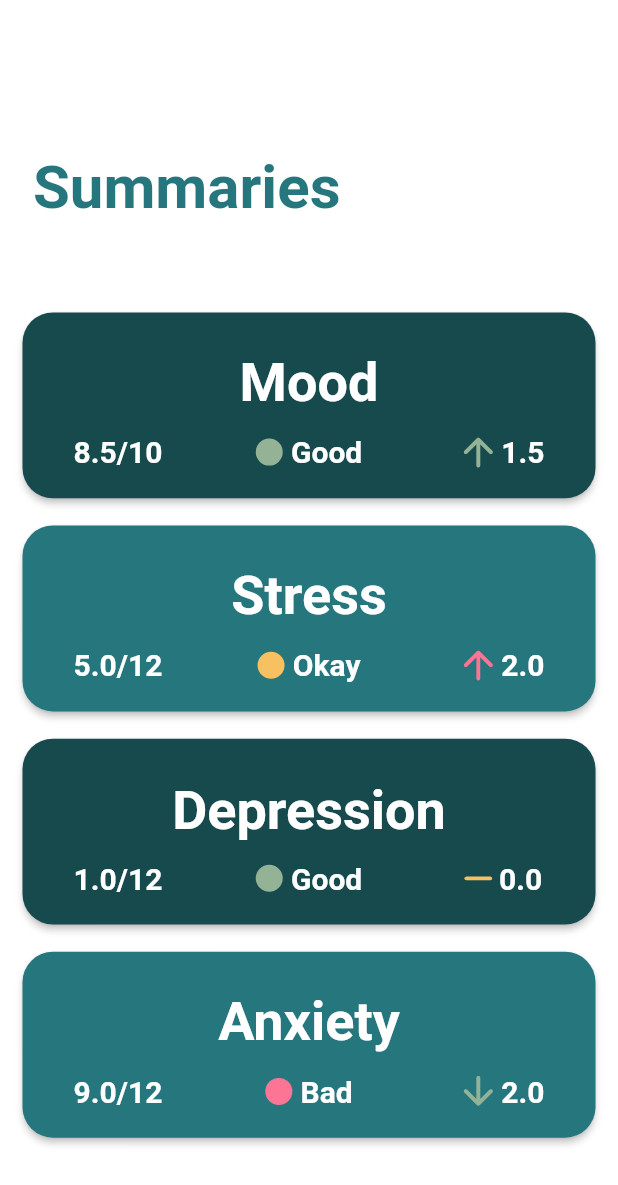
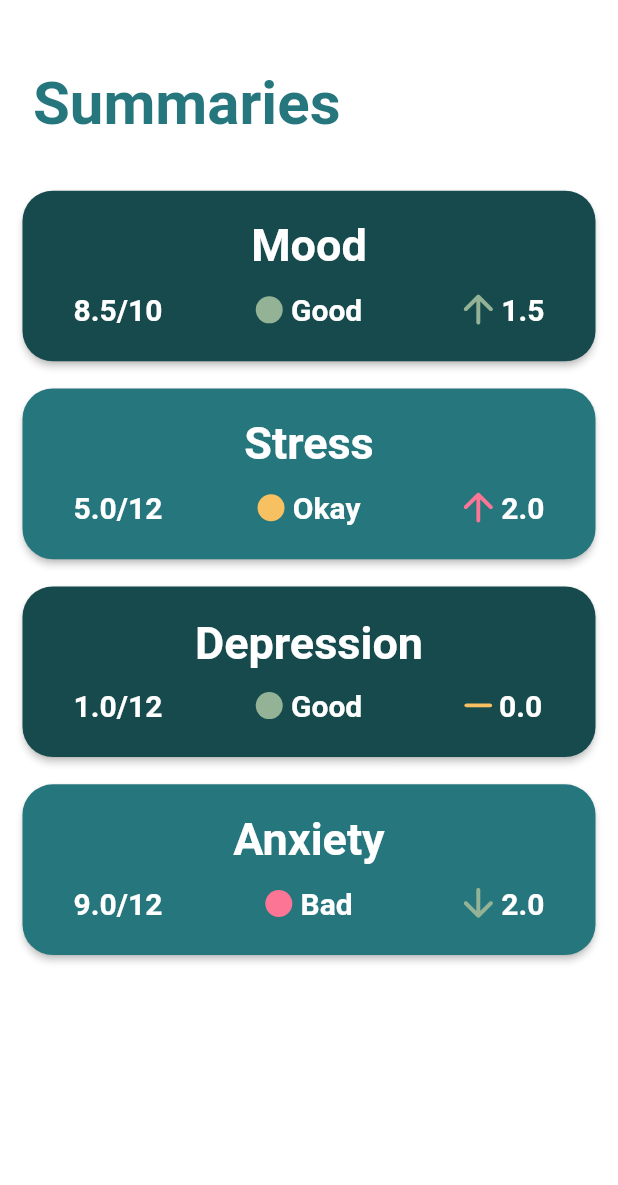
Before and after one commit to sahilmahendrakar/ARCApp, a Flutter app: the SummaryBody widget shown alone on an empty page, opened directly, on a phone screen of 412 x 824 dp. Shown: the top 1185 px of the screen. Run offline on Flutter 3.47's test engine with Material 2 defaults, Android fonts, the light colour scheme and no system bars; our stand-ins replace firebase_auth, firebase_core, firebase_database, settings_ui; accounts and stored records are empty; network calls fail.

Commit message:
minor changes in appearance

```diff
--- a/lib/screens/Summary/summary_body.dart
+++ b/lib/screens/Summary/summary_body.dart
@@ -21,16 +21,16 @@ class _SummaryState extends State<SummaryBody> {
       child: ListView(
         padding: EdgeInsets.fromLTRB(
             getProportionateScreenWidth(10),
-            getProportionateScreenHeight(100.0),
+            getProportionateScreenHeight(45.0),
             getProportionateScreenWidth(10),
-            getProportionateScreenHeight(20.0)),
+            getProportionateScreenHeight(0.0)),
         children: <Widget>[
           Padding(
             padding: EdgeInsets.fromLTRB(
                 getProportionateScreenWidth(10),
                 getProportionateScreenHeight(0),
                 getProportionateScreenWidth(10),
-                getProportionateScreenHeight(50.0)),
+                getProportionateScreenHeight(25.0)),
             child: Align(
               alignment: Alignment.topLeft,
               child: Text(
@@ -114,7 +114,7 @@ GestureDetector summaryItem(
             getProportionateScreenHeight(5)),
         child: SizedBox(
             width: getProportionateScreenWidth(350),
-            height: getProportionateScreenHeight(130),
+            height: getProportionateScreenHeight(120),
             child: Card(
                 elevation: 2,
                 shape: RoundedRectangleBorder(
@@ -128,14 +128,14 @@ GestureDetector summaryItem(
                       Padding(
                         padding: EdgeInsets.fromLTRB(
                             0,
-                            getProportionateScreenHeight(10),
+                            getProportionateScreenHeight(0),
                             0,
                             getProportionateScreenHeight(10)),
                         child: Text(
                           title,
                           style: TextStyle(
                             color: pureWhite,
-                            fontSize: 36,
+                            fontSize: 30,
                             fontWeight: FontWeight.bold,
                           ),
                         ),
--- a/lib/screens/home.dart
+++ b/lib/screens/home.dart
@@ -43,6 +43,7 @@ class _HomeState extends State<Home> {
           style: TextStyle(fontSize: 20.0),
         ),
         centerTitle: false,
+        backgroundColor: primary,
         actions: [
           IconButton(
               onPressed: () {
```
Also changed, not shown: pubspec.lock.
